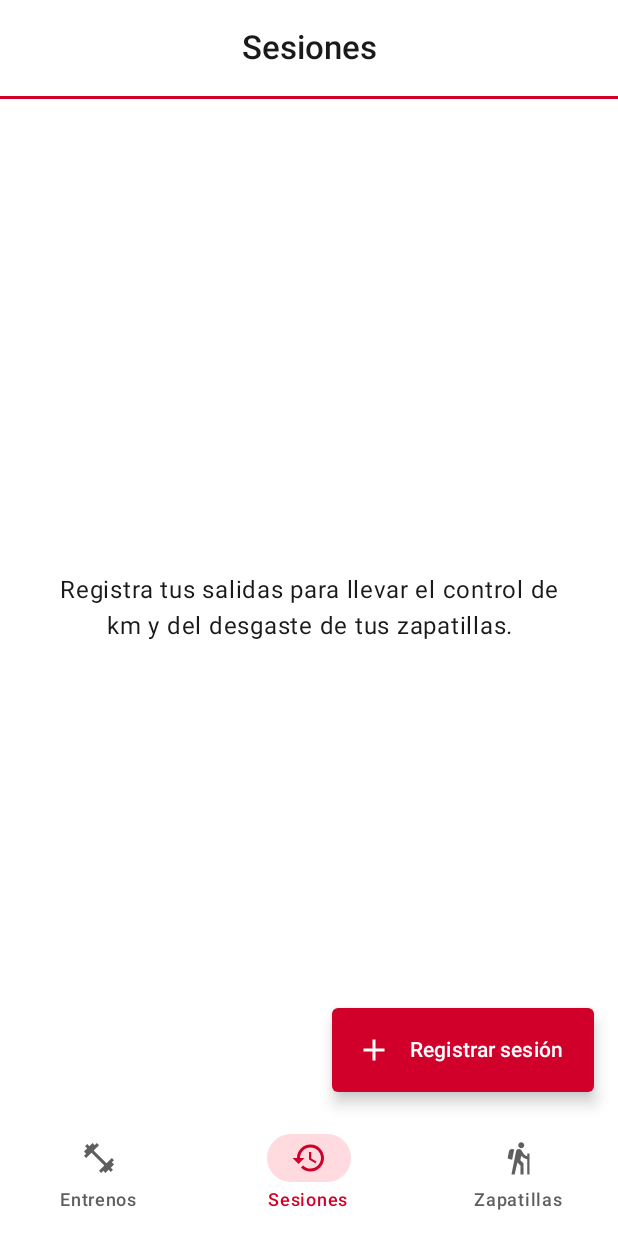
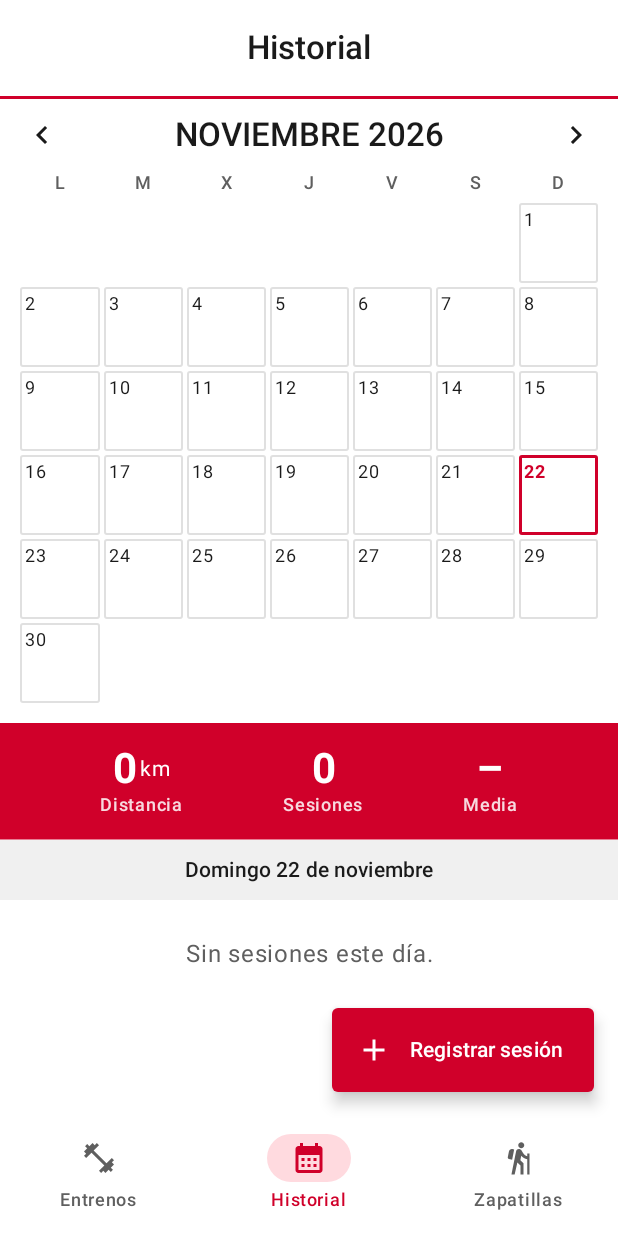
Before and after one commit to averok/running, an Android app built with Jetpack Compose: the screen it shows after launch (MainActivity), item 2 of the bottom bar chosen, on a phone screen of 412 x 824 dp. Run offline under Robolectric (Android 15) with nearby library versions, the phone set to English and light mode, and no system bars.

Commit message:
Historial en calendario y capturas en el README
La pestaña Sesiones pasa a ser Historial: calendario mensual con los km de
cada día, resumen del mes y sesiones del día seleccionado. El registro de
sesión hereda la fecha elegida. Añade capturas al README y datos de ejemplo.

Co-Authored-By: Claude Sonnet 5.5 <noreply@anthropic.com>

```diff
--- a/app/src/main/java/app/running/ui/HomeBar.kt
+++ b/app/src/main/java/app/running/ui/HomeBar.kt
@@ -3,7 +3,7 @@ package app.running.ui
 import androidx.compose.material.icons.Icons
 import androidx.compose.material.icons.filled.FitnessCenter
 import androidx.compose.material.icons.filled.Hiking
-import androidx.compose.material.icons.filled.History
+import androidx.compose.material.icons.filled.CalendarMonth
 import androidx.compose.material.icons.filled.Warning
 import androidx.compose.material3.*
 import androidx.compose.runtime.Composable
@@ -13,7 +13,7 @@ import androidx.lifecycle.compose.collectAsStateWithLifecycle
 
 enum class HomeTab(val label: String, val icon: ImageVector) {
     WORKOUTS("Entrenos", Icons.Default.FitnessCenter),
-    SESSIONS("Sesiones", Icons.Default.History),
+    SESSIONS("Historial", Icons.Default.CalendarMonth),
     SHOES("Zapatillas", Icons.Default.Hiking),
 }
 
--- /dev/null
+++ b/app/src/main/java/app/running/ui/MonthCalendar.kt
@@ -0,0 +1,114 @@
+package app.running.ui
+
+import androidx.compose.foundation.background
+import androidx.compose.foundation.border
+import androidx.compose.foundation.clickable
+import androidx.compose.foundation.layout.*
+import androidx.compose.material3.MaterialTheme
+import androidx.compose.material3.Text
+import androidx.compose.runtime.Composable
+import androidx.compose.ui.Alignment
+import androidx.compose.ui.Modifier
+import androidx.compose.ui.text.font.FontWeight
+import androidx.compose.ui.text.style.TextAlign
+import androidx.compose.ui.unit.dp
+import androidx.compose.ui.unit.sp
+import java.time.YearMonth
+import java.util.Locale
+
+/** La interfaz de la app está en español, así que los nombres de meses y días también. */
+val EsLocale: Locale = Locale.forLanguageTag("es-ES")
+
+private val WEEKDAYS = listOf("L", "M", "X", "J", "V", "S", "D")
+
+/**
+ * Cuadrícula de un mes (semana desde el lunes). Los días con sesiones muestran los km totales en un chip.
+ * [metersByDay] va indexado por epochDay.
+ */
+@Composable
+fun MonthCalendar(
+    month: YearMonth,
+    metersByDay: Map<Long, Int>,
+    selected: Long?,
+    today: Long,
+    onSelect: (Long) -> Unit,
+    modifier: Modifier = Modifier,
+) {
+    val first = month.atDay(1)
+    val offset = first.dayOfWeek.value - 1 // lunes = 0
+    val days = month.lengthOfMonth()
+    val rows = (offset + days + 6) / 7
+
+    Column(modifier) {
+        Row(Modifier.fillMaxWidth().padding(bottom = 4.dp)) {
+            WEEKDAYS.forEach {
+                Text(
+                    it,
+                    Modifier.weight(1f),
+                    textAlign = TextAlign.Center,
+                    style = MaterialTheme.typography.labelMedium,
+                    color = MaterialTheme.colorScheme.onSurfaceVariant,
+                )
+            }
+        }
+        repeat(rows) { r ->
+            Row(Modifier.fillMaxWidth().height(56.dp)) {
+                repeat(7) { c ->
+                    val day = r * 7 + c - offset + 1
+                    if (day in 1..days) {
+                        val epochDay = month.atDay(day).toEpochDay()
+                        DayCell(
+                            day = day,
+                            meters = metersByDay[epochDay],
+                            isToday = epochDay == today,
+                            isSelected = epochDay == selected,
+                            onClick = { onSelect(epochDay) },
+                        )
+                    } else {
+                        Spacer(Modifier.weight(1f))
+                    }
+                }
+            }
+        }
+    }
+}
+
+@Composable
+private fun RowScope.DayCell(day: Int, meters: Int?, isToday: Boolean, isSelected: Boolean, onClick: () -> Unit) {
+    val cs = MaterialTheme.colorScheme
+    Column(
+        Modifier
+            .weight(1f)
+            .fillMaxHeight()
+            .padding(1.dp)
+            .border(
+                width = if (isSelected) 2.dp else 1.dp,
+                color = if (isSelected) cs.primary else cs.outlineVariant,
+                shape = MaterialTheme.shapes.small,
+            )
+            .clickable(onClick = onClick)
+            .padding(3.dp),
+    ) {
+        Text(
+            day.toString(),
+            style = MaterialTheme.typography.labelMedium,
+            fontWeight = if (isToday) FontWeight.Bold else FontWeight.Normal,
+            color = if (isToday) cs.primary else cs.onSurface,
+        )
+        if (meters != null) {
+            Spacer(Modifier.weight(1f))
+            Box(
+                Modifier.fillMaxWidth().background(cs.primary, MaterialTheme.shapes.small).padding(vertical = 2.dp),
+                contentAlignment = Alignment.Center,
+            ) {
+                Text(
+                    trimNumber(meters / 1000.0, 1),
+                    fontSize = 11.sp,
+                    fontWeight = FontWeight.SemiBold,
+                    color = cs.onPrimary,
+                    maxLines = 1,
+                )
+            }
+        }
+    }
+}
--- a/app/src/main/java/app/running/ui/SessionsScreen.kt
+++ b/app/src/main/java/app/running/ui/SessionsScreen.kt
@@ -1,5 +1,6 @@
 package app.running.ui
 
+import androidx.compose.foundation.background
 import androidx.compose.foundation.layout.*
 import androidx.compose.foundation.lazy.LazyColumn
 import androidx.compose.foundation.lazy.items
@@ -7,9 +8,12 @@ import androidx.compose.foundation.text.KeyboardOptions
 import androidx.compose.material.icons.Icons
 import androidx.compose.material.icons.filled.Add
 import androidx.compose.material.icons.filled.ArrowDropDown
+import androidx.compose.material.icons.filled.ChevronLeft
+import androidx.compose.material.icons.filled.ChevronRight
 import androidx.compose.material.icons.filled.Delete
 import androidx.compose.material3.*
 import androidx.compose.runtime.*
+import androidx.compose.runtime.saveable.rememberSaveable
 import androidx.compose.ui.Alignment
 import androidx.compose.ui.Modifier
 import androidx.compose.ui.text.input.KeyboardType
@@ -18,13 +22,19 @@ import androidx.compose.ui.unit.dp
 import androidx.lifecycle.compose.collectAsStateWithLifecycle
 import app.running.model.*
 import java.time.LocalDate
+import java.time.YearMonth
 import java.time.format.DateTimeFormatter
 import java.time.format.FormatStyle
-import java.time.ZoneOffset
+import java.time.format.TextStyle as DateTextStyle
 import kotlin.math.roundToInt
 
 private fun dayLabel(epochDay: Long): String =
-    LocalDate.ofEpochDay(epochDay).format(DateTimeFormatter.ofLocalizedDate(FormatStyle.MEDIUM))
+    LocalDate.ofEpochDay(epochDay).format(DateTimeFormatter.ofLocalizedDate(FormatStyle.MEDIUM).withLocale(EsLocale))
+
+private val longDayFormat = DateTimeFormatter.ofPattern("EEEE d 'de' MMMM", EsLocale)
+
+private fun monthIndex(m: YearMonth) = m.year * 12 + m.monthValue - 1
+private fun monthOf(index: Int) = YearMonth.of(index / 12, index % 12 + 1)
 
 @OptIn(ExperimentalMaterial3Api::class)
 @Composable
@@ -35,48 +45,71 @@ fun SessionsScreen(vm: WorkoutViewModel) {
     var showDialog by remember { mutableStateOf(false) }
     var toDelete by remember { mutableStateOf<Session?>(null) }
 
+    val today = LocalDate.now().toEpochDay()
+    var monthIdx by rememberSaveable { mutableIntStateOf(monthIndex(YearMonth.now())) }
+    var selected by rememberSaveable { mutableStateOf<Long?>(today) }
+    val month = monthOf(monthIdx)
+
+    val monthSessions = sessions.filter { YearMonth.from(LocalDate.ofEpochDay(it.epochDay)) == month }
+    val metersByDay = monthSessions.groupBy { it.epochDay }.mapValues { (_, l) -> l.sumOf { it.distanceMeters } }
+    val shown = (selected?.let { d -> monthSessions.filter { it.epochDay == d } } ?: monthSessions)
+        .sortedByDescending { it.epochDay }
+
     Scaffold(
-        topBar = { PolarTopBar("Sesiones") },
+        topBar = { PolarTopBar("Historial") },
         bottomBar = { HomeBar(vm) },
         floatingActionButton = { PolarFab("Registrar sesión", Icons.Default.Add, { showDialog = true }) },
     ) { padding ->
-        if (sessions.isEmpty()) {
-            Box(Modifier.padding(padding).fillMaxSize().padding(32.dp), contentAlignment = Alignment.Center) {
-                Text(
-                    "Registra tus salidas para llevar el control de km y del desgaste de tus zapatillas.",
-                    textAlign = TextAlign.Center,
-                    style = MaterialTheme.typography.bodyLarge,
+        LazyColumn(Modifier.padding(padding).fillMaxSize(), contentPadding = PaddingValues(bottom = 96.dp)) {
+            item {
+                Row(Modifier.fillMaxWidth().padding(horizontal = 4.dp), verticalAlignment = Alignment.CenterVertically) {
+                    IconButton(onClick = { monthIdx--; selected = null }) { Icon(Icons.Default.ChevronLeft, "Mes anterior") }
+                    Text(
+                        month.month.getDisplayName(DateTextStyle.FULL, EsLocale).uppercase(EsLocale) + " " + month.year,
+                        Modifier.weight(1f),
+                        textAlign = TextAlign.Center,
+                        style = MaterialTheme.typography.titleLarge,
+                    )
+                    if (month != YearMonth.now() || selected != today) {
+                        TextButton(onClick = { monthIdx = monthIndex(YearMonth.now()); selected = today }) { Text("HOY") }
+                    }
+                    IconButton(onClick = { monthIdx++; selected = null }) { Icon(Icons.Default.ChevronRight, "Mes siguiente") }
+                }
+            }
+            item {
+                MonthCalendar(
+                    month = month,
+                    metersByDay = metersByDay,
+                    selected = selected,
+                    today = today,
+                    onSelect = { d -> selected = if (selected == d) null else d },
+                    modifier = Modifier.padding(horizontal = 12.dp),
                 )
             }
-        } else {
-            LazyColumn(
-                Modifier.padding(padding).fillMaxSize(),
-                contentPadding = PaddingValues(start = 16.dp, end = 16.dp, top = 8.dp, bottom = 96.dp),
-                verticalArrangement = Arrangement.spacedBy(12.dp),
-            ) {
-                items(sessions.sortedByDescending { it.epochDay }, key = { it.id }) { s ->
-                    val shoeName = shoes.find { it.id == s.shoeId }?.name
-                    PolarCard(Modifier.fillMaxWidth()) {
-                        Row(Modifier.padding(start = 16.dp, top = 12.dp, bottom = 12.dp, end = 4.dp), verticalAlignment = Alignment.CenterVertically) {
-                            Column(Modifier.weight(1f)) {
-                                Text(s.workoutName ?: "Carrera libre", style = MaterialTheme.typography.titleMedium)
-                                Text(dayLabel(s.epochDay), style = MaterialTheme.typography.bodyMedium)
-                                Text(
-                                    shoeName ?: "Sin zapatillas",
-                                    style = MaterialTheme.typography.bodySmall,
-                                    color = MaterialTheme.colorScheme.onSurfaceVariant,
-                                )
-                            }
-                            val km = s.distanceMeters >= 1000
-                            StatBlock(
-                                value = if (km) trimNumber(s.distanceMeters / 1000.0, 2) else s.distanceMeters.toString(),
-                                unit = if (km) "km" else "m",
-                                label = "Distancia",
-                                modifier = Modifier.padding(horizontal = 8.dp),
-                            )
-                            IconButton(onClick = { toDelete = s }) { Icon(Icons.Default.Delete, "Borrar") }
-                        }
-                    }
+            item { MonthSummary(monthSessions, Modifier.padding(top = 12.dp)) }
+            item {
+                SectionHeader(
+                    selected?.let { LocalDate.ofEpochDay(it).format(longDayFormat).replaceFirstChar { c -> c.uppercase() } }
+                        ?: "Sesiones de ${month.month.getDisplayName(DateTextStyle.FULL, EsLocale)}",
+                )
+            }
+            if (shown.isEmpty()) {
+                item {
+                    Text(
+                        if (selected != null) "Sin sesiones este día." else "Sin sesiones este mes.",
+                        Modifier.fillMaxWidth().padding(24.dp),
+                        textAlign = TextAlign.Center,
+                        color = MaterialTheme.colorScheme.onSurfaceVariant,
+                    )
+                }
+            } else {
+                items(shown, key = { it.id }) { s ->
+                    SessionCard(
+                        s,
+                        shoes.find { it.id == s.shoeId }?.name,
+                        onDelete = { toDelete = s },
+                        modifier = Modifier.padding(horizontal = 16.dp, vertical = 6.dp),
+                    )
                 }
             }
         }
@@ -89,6 +122,7 @@ fun SessionsScreen(vm: WorkoutViewModel) {
             defaultShoeId = sessions.maxByOrNull { it.epochDay }?.shoeId
                 ?.takeIf { id -> shoes.any { it.id == id && !it.retired } }
                 ?: shoes.firstOrNull { !it.retired }?.id,
+            initialEpochDay = selected ?: today,
             onDismiss = { showDialog = false },
             onConfirm = { vm.addSession(it); showDialog = false },
         )
@@ -105,16 +139,65 @@ fun SessionsScreen(vm: WorkoutViewModel) {
     }
 }
 
+/** Bloque rojo con los totales del mes, como el resumen de Polar. */
+@Composable
+private fun MonthSummary(monthSessions: List<Session>, modifier: Modifier = Modifier) {
+    val onRed = MaterialTheme.colorScheme.onPrimary
+    val dim = onRed.copy(alpha = 0.85f)
+    val meters = monthSessions.sumOf { it.distanceMeters }
+    val count = monthSessions.size
+    Row(
+        modifier.fillMaxWidth().background(MaterialTheme.colorScheme.primary).padding(vertical = 14.dp),
+        horizontalArrangement = Arrangement.SpaceEvenly,
+    ) {
+        StatBlock(trimNumber(meters / 1000.0, 1), "km", "Distancia", valueColor = onRed, labelColor = dim)
+        StatBlock(count.toString(), null, "Sesiones", valueColor = onRed, labelColor = dim)
+        StatBlock(
+            if (count > 0) trimNumber(meters / 1000.0 / count, 1) else "–",
+            if (count > 0) "km" else null,
+            "Media",
+            valueColor = onRed,
+            labelColor = dim,
+        )
+    }
+}
+
+@Composable
+private fun SessionCard(s: Session, shoeName: String?, onDelete: () -> Unit, modifier: Modifier = Modifier) {
+    PolarCard(modifier.fillMaxWidth()) {
+        Row(Modifier.padding(start = 16.dp, top = 12.dp, bottom = 12.dp, end = 4.dp), verticalAlignment = Alignment.CenterVertically) {
+            Column(Modifier.weight(1f)) {
+                Text(s.workoutName ?: "Carrera libre", style = MaterialTheme.typography.titleMedium)
+                Text(dayLabel(s.epochDay), style = MaterialTheme.typography.bodyMedium)
+                Text(
+                    shoeName ?: "Sin zapatillas",
+                    style = MaterialTheme.typography.bodySmall,
+                    color = MaterialTheme.colorScheme.onSurfaceVariant,
+                )
+            }
+            val km = s.distanceMeters >= 1000
+            StatBlock(
+                value = if (km) trimNumber(s.distanceMeters / 1000.0, 2) else s.distanceMeters.toString(),
+                unit = if (km) "km" else "m",
+                label = "Distancia",
+                modifier = Modifier.padding(horizontal = 8.dp),
+            )
+            IconButton(onClick = onDelete) { Icon(Icons.Default.Delete, "Borrar") }
+        }
+    }
+}
+
 @OptIn(ExperimentalMaterial3Api::class)
 @Composable
 private fun SessionDialog(
     workouts: List<Workout>,
     shoes: List<Shoe>,
     defaultShoeId: String?,
+    initialEpochDay: Long,
     onDismiss: () -> Unit,
     onConfirm: (Session) -> Unit,
 ) {
-    var epochDay by remember { mutableLongStateOf(LocalDate.now().toEpochDay()) }
+    var epochDay by remember { mutableLongStateOf(initialEpochDay) }
     var workout by remember { mutableStateOf<Workout?>(null) }
     var shoeId by remember { mutableStateOf(defaultShoeId) }
     var distText by remember { mutableStateOf("") }
```
Also changed, not shown: 8 other files.
